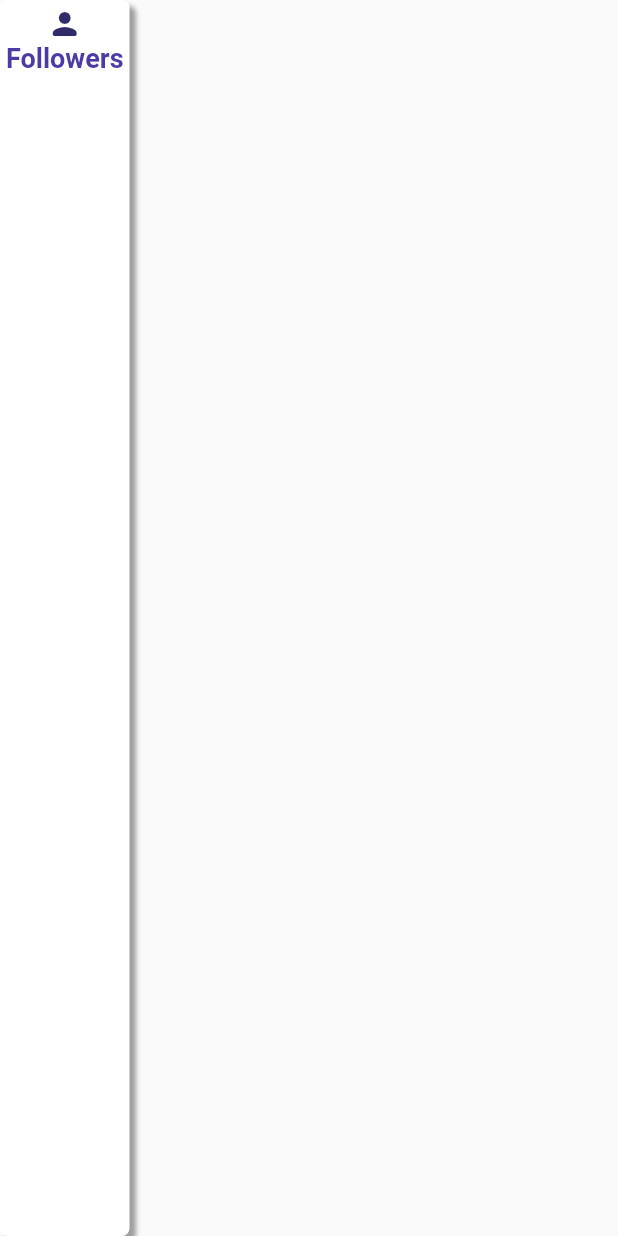
After one commit to basti456/MissionEd, a Flutter app: the FollowerScreen screen opened directly, on a phone screen of 412 x 824 dp. The commit adds this screen. Run offline on Flutter 3.47's test engine with Material 2 defaults, Android fonts, the phone set to English and light mode, and no system bars; our stand-ins replace firebase_auth, firebase_core, firebase_database, firebase_messaging, firebase_storage, flutter_local_notifications and 3 more; accounts and stored records are empty.

```diff
--- a/lib/MyFirebaseMessaging.dart
+++ b/lib/MyFirebaseMessaging.dart
@@ -19,7 +19,7 @@ class SendNotification{
         "type": "$notificationType",
         "sendersUserId": "$sendersName",
       },
-      "to": "$topic",
+      "to": '$topic',
     });
 
     final headers =<String, String> {
@@ -60,14 +60,14 @@ class SendNotification{
         "type": "$notificationType",
 
       },
-      "to":'c3e92foqTr66cEKCDia2Ei:APA91bH3V3A_E1_9MKYIGH_WFWvUF2Oiaf__zXpCPgQ7dRRtCIzCTQhz70-zF5FVIl4FFyN6F-BdmH1nGJOcdKfk25YuHtDBe5u_f1G98o5pqk2JAW-VlHJEqsVUFTFaFgyLQP_NBvBj',
+      "to":'csonMGODTymsMPbeWcx6m5:APA91bEPyVCRXdtdWi4jQOKsv20n-pdts1KI6xLZA2S0LwA-bobDFniQGWX0YWxxSzLcsRfs3xhoPTb0feDNOKWnDMmIwjL4JPsmxOdxEhUdKVtzLOdR3BU5xhzuHCRKKq6We9Z9EE1R',
 
     });
     // print(topic);
     final headers = <String, String>{
       'content-type': 'application/json',
       'Authorization':
-      'key=AAAA6cFyXKs:APA91bGjKAz_5qu4oacqwcrvL_7--D2buLUGPQrVcbTG8y5TtolqCbbZUrlj5Fa8lQ5MgIzFJcD94w-cZbibJdJ9aRr7Y7ClTZgqMtZxv2nKwxIkxyB6sbvJoPDjXPuBXY8eOgFczOUM'
+      'key=	AAAAsEWVmyY:APA91bHec56YMfUXYPopN_96kVpDIS8tjbITbo7qfccYDijakzeU0x2-worqN9dvE8ddrhUZUViLh7XgRGLhOO9INHxD0rmPBun7BtFrheBfN_GTedISH-LYQy34yAlmLmQxh6KgWW5S'
     };
 
 
--- a/lib/SingleSearch.dart
+++ b/lib/SingleSearch.dart
@@ -127,9 +127,9 @@ class _SingleSearchState extends State<SingleSearch> {
                             });
                     },
                     child: Text(
-                      isFollowing ? 'Following' : 'Follow',
+                      isFollowing!=null ? 'Following' : 'Follow',
                       style: TextStyle(
-                          color: isFollowing
+                          color: isFollowing!=null
                               ? Colors.lightGreen
                               : Color(0xff312C69),
                           fontSize: 16.0,
--- a/lib/create_post.dart
+++ b/lib/create_post.dart
@@ -3,7 +3,7 @@ import 'dart:io';
 import 'package:flutter/cupertino.dart';
 import 'package:flutter/material.dart';
 import 'package:image_picker/image_picker.dart';
-import 'package:mission_ed/constsnts.dart';
+import 'package:mission_ed/constants.dart';
 import 'package:mission_ed/home_screen.dart';
 import 'package:mission_ed/rounded_button.dart';
 import 'package:firebase_database/firebase_database.dart';
--- a/lib/description_screen.dart
+++ b/lib/description_screen.dart
@@ -1,7 +1,7 @@
 import 'package:firebase_auth/firebase_auth.dart';
 import 'package:firebase_database/firebase_database.dart';
 import 'package:flutter/material.dart';
-import 'package:mission_ed/constsnts.dart';
+import 'package:mission_ed/constants.dart';
 import 'package:mission_ed/rounded_button.dart';
 
 import 'Modals.dart';
--- a/lib/profile_screen.dart
+++ b/lib/profile_screen.dart
@@ -26,6 +26,7 @@ class _ProfileScreenState extends State<ProfileScreen> {
       if (snapshot.value != null) {
         username = snapshot.value['username'];
       }
+
     });
   }
 
--- /dev/null
+++ b/lib/screens/followers.dart
@@ -0,0 +1,149 @@
+import 'package:firebase_auth/firebase_auth.dart';
+import 'package:firebase_database/firebase_database.dart';
+import 'package:flutter/material.dart';
+import '../ModalFFs.dart';
+import '../SingleFFS.dart';
+
+class FollowerScreen extends StatefulWidget {
+  const FollowerScreen({Key key}) : super(key: key);
+
+  @override
+  _FollowerScreenState createState() => _FollowerScreenState();
+}
+
+class _FollowerScreenState extends State<FollowerScreen> {
+  bool button1 = true;
+  bool button2 = false;
+  bool button3 = false;
+  Widget _fFs;
+  List<Ffs> _followerFollowingSearch = [];
+
+  FirebaseAuth _auth = FirebaseAuth.instance;
+
+  List<Ffs> getFData() {
+    DatabaseReference refFData = FirebaseDatabase.instance
+        .reference()
+        .child('Users')
+        .child(_auth.currentUser.uid)
+        .child('Followers');
+    refFData.once().then((DataSnapshot snapshot) {
+      if (snapshot.value != null) {
+        _followerFollowingSearch.clear();
+        var keys = snapshot.value.keys;
+        var values = snapshot.value;
+        for (var key in keys) {
+          Ffs fFollowing = new Ffs(
+            uid: values[key]['id'],
+            name: values[key]['username'],
+            image: values[key]['imgUrl'],
+          );
+          _followerFollowingSearch.add(fFollowing);
+        }
+      }
+    });
+    return _followerFollowingSearch;
+  }
+ @override
+  void initState() {
+    super.initState();
+    getFData();
+  }
+  @override
+  Widget build(BuildContext context) {
+    return Scaffold(
+      body: Expanded(
+        child: GestureDetector(
+          onTap: () {
+            setState(() {
+              button1 = true;
+              button2 = false;
+              button3 = false;
+              _followerFollowingSearch.length == 0
+                  ? _fFs = Container(
+                      child: Center(
+                          child: Text(
+                        'You have no followers yet',
+                        style: TextStyle(
+                          fontSize: 30.0,
+                          fontWeight: FontWeight.bold,
+                        ),
+                      )),
+                    )
+                  : _fFs = Expanded(
+                      child: ListView.builder(
+                          scrollDirection: Axis.vertical,
+                          shrinkWrap: true,
+                          itemCount: _followerFollowingSearch.length,
+                          itemBuilder: (_, index) {
+                            return SingleFFS(
+                              name: _followerFollowingSearch[index].name,
+                              imageUrl: _followerFollowingSearch[index].image,
+                            );
+                          }),
+                    );
+            });
+          },
+          child: NetworkItems(
+            icon: Icons.person_rounded,
+            label: 'Followers',
+            isPressed: button1,
+          ),
+        ),
+      ),
+    );
+  }
+}
+
+class NetworkItems extends StatelessWidget {
+  NetworkItems({this.icon, this.label, this.isPressed});
+
+  final IconData icon;
+  final String label;
+  final bool isPressed;
+
+  @override
+  Widget build(BuildContext context) {
+    return Container(
+      decoration: isPressed
+          ? BoxDecoration(
+              color: Colors.white,
+              borderRadius: BorderRadius.circular(5.0),
+              boxShadow: [
+                BoxShadow(
+                  color: Colors.grey,
+                  blurRadius: 2.0,
+                  spreadRadius: 0.0,
+                  offset: Offset(4.0, 4.0), // shadow direction: bottom right
+                )
+              ],
+              /*  border: Border.all(color: Color(0xff312C69),
+             width: 0.2
+             )*/
+            )
+          : BoxDecoration(
+              color: Colors.white,
+            ),
+      child: Padding(
+        padding: EdgeInsets.all(4.0),
+        child: Column(
+          crossAxisAlignment: CrossAxisAlignment.center,
+          children: [
+            Icon(
+              icon,
+              color: Color(0xff312C69),
+            ),
+            Text(
+              label,
+              textAlign: TextAlign.center,
+              style: TextStyle(
+                fontSize: 18.0,
+                fontWeight: FontWeight.bold,
+                color: Color(0xff4D3AA4),
+              ),
+            ),
+          ],
+        ),
+      ),
+    );
+  }
+}
--- a/lib/screens/message.dart
+++ b/lib/screens/message.dart
@@ -1,6 +1,6 @@
 import 'package:flutter/material.dart';
 import 'package:firebase_auth/firebase_auth.dart';
-import 'package:mission_ed/constsnts.dart';
+import 'package:mission_ed/constants.dart';
 class Message extends StatefulWidget {
 
   @override
```
Also changed, not shown: lib/change_password.dart (+16 -2 lines), lib/forget_password.dart (+8 -2 lines), lib/home_screen.dart (+6 -3 lines), lib/login_screen.dart (+18 -15 lines), lib/screens/network.dart (+34 -42 lines), lib/screens/splash.dart (added, +25 -0 lines), lib/signUP_screen.dart (+18 -16 lines), lib/constants.dart (renamed from lib/constsnts.dart).
